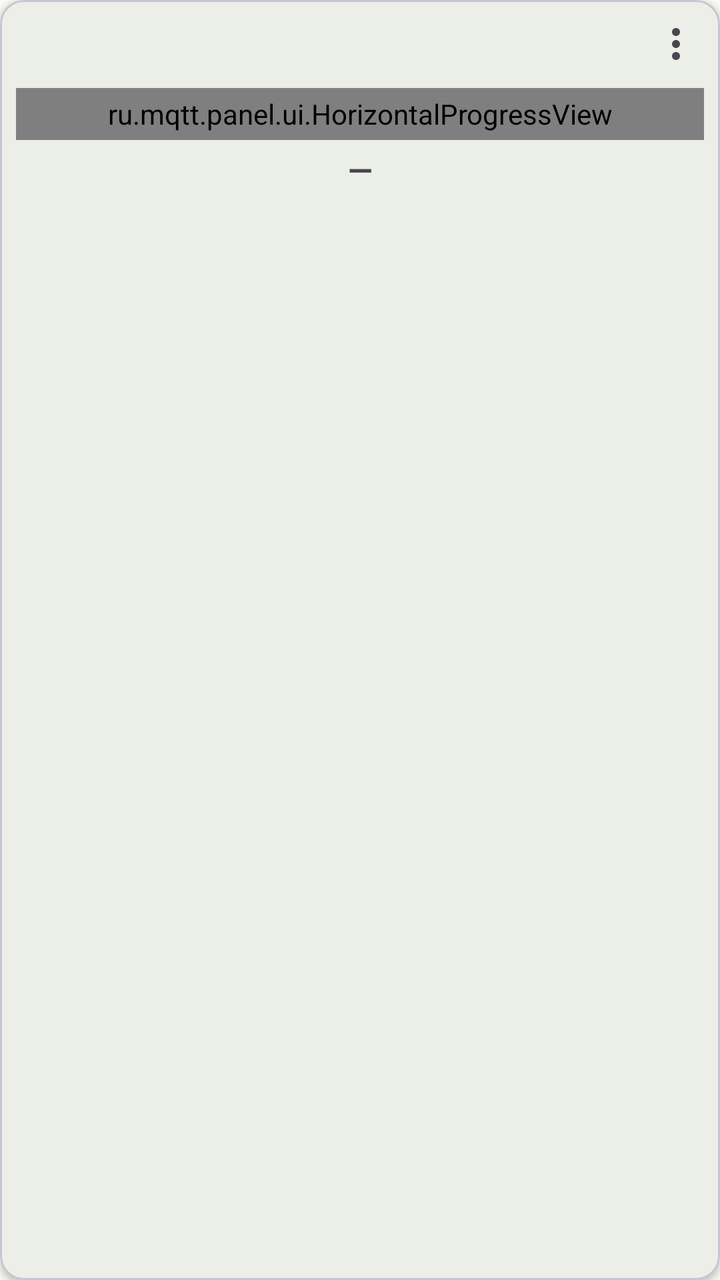
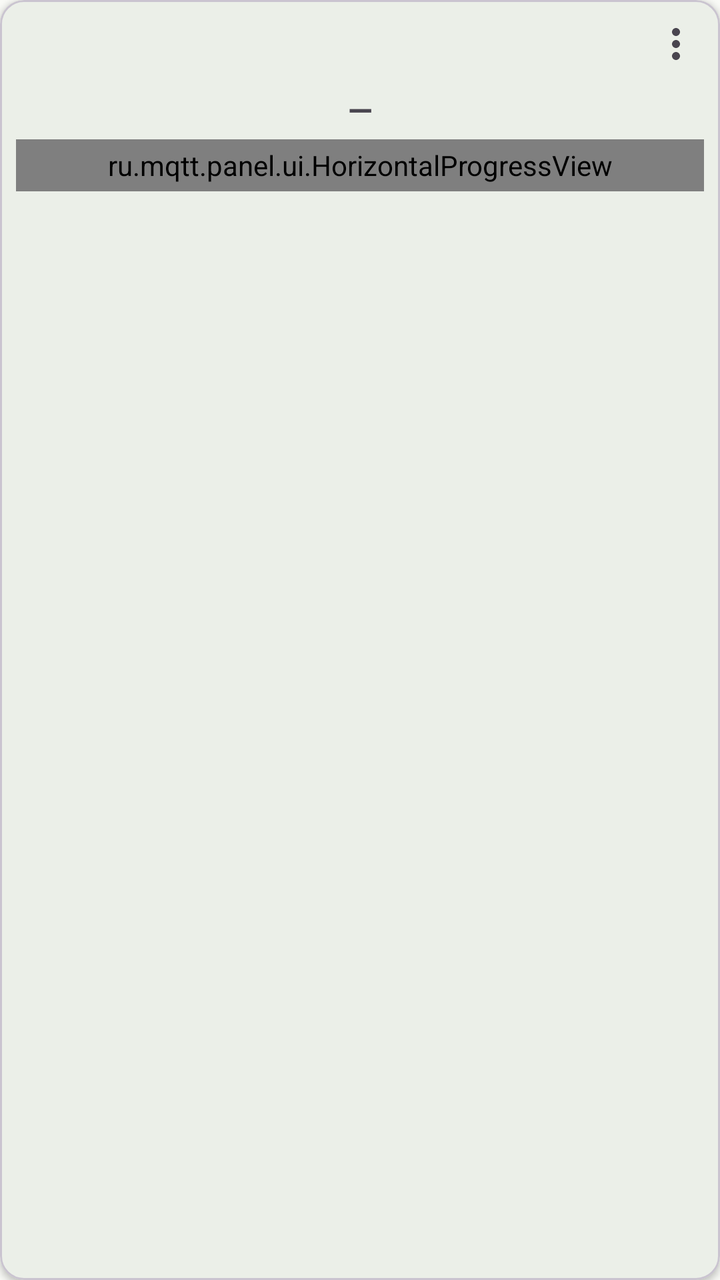

Screens rendered from an Android XML layout before and after an edit, with the pre-edit source and the edit as a unified diff.
<!-- AndroidManifest.xml: application theme Theme.MQTTPanel -->
<!-- res/layout/item_widget_progress_h.xml -->
<?xml version="1.0" encoding="utf-8"?>
<com.google.android.material.card.MaterialCardView xmlns:android="http://schemas.android.com/apk/res/android"
    xmlns:app="http://schemas.android.com/apk/res-auto"
    android:layout_width="match_parent"
    android:layout_height="wrap_content"
    android:layout_margin="4dp"
    app:cardCornerRadius="12dp"
    app:cardElevation="2dp">

    <LinearLayout
        android:layout_width="match_parent"
        android:layout_height="wrap_content"
        android:orientation="vertical"
        android:padding="8dp">

        <FrameLayout
            android:layout_width="match_parent"
            android:layout_height="wrap_content">

            <TextView
                android:id="@+id/tv_name"
                android:layout_width="match_parent"
                android:layout_height="wrap_content"
                android:textSize="11sp"
                android:textColor="?android:attr/textColorSecondary"
                android:maxLines="2"
                android:ellipsize="end" />

            <ImageButton
                android:id="@+id/btn_menu"
                android:layout_width="28dp"
                android:layout_height="28dp"
                android:layout_gravity="end|top"
                android:padding="3dp"
                android:background="?attr/selectableItemBackgroundBorderless"
                android:contentDescription="@string/widget_menu"
                android:src="@drawable/ic_more" />

        </FrameLayout>

        <ru.mqtt.panel.ui.HorizontalProgressView
            android:id="@+id/progress_horizontal"
            android:layout_width="match_parent"
            android:layout_height="26dp"
            android:layout_marginTop="8dp" />

        <TextView
            android:id="@+id/tv_value"
            android:layout_width="match_parent"
            android:layout_height="wrap_content"
            android:layout_marginTop="4dp"
            android:gravity="center"
            android:textSize="16sp"
            android:textStyle="bold"
            app:autoSizeTextType="uniform"
            app:autoSizeMinTextSize="9sp"
            app:autoSizeMaxTextSize="16sp"
            android:text="—" />

        <TextView
            android:id="@+id/tv_topic"
            android:layout_width="match_parent"
            android:layout_height="wrap_content"
            android:layout_marginTop="4dp"
            android:textSize="11sp"
            android:textColor="?android:attr/textColorSecondary"
            android:maxLines="1"
            android:ellipsize="middle" />

        <include layout="@layout/view_card_time" />

    </LinearLayout>

</com.google.android.material.card.MaterialCardView>
<!-- res/layout/view_card_time.xml (included above) -->
<?xml version="1.0" encoding="utf-8"?>
<TextView xmlns:android="http://schemas.android.com/apk/res/android"
    android:id="@+id/tv_time"
    android:layout_width="match_parent"
    android:layout_height="wrap_content"
    android:layout_marginTop="2dp"
    android:gravity="end"
    android:textSize="9sp"
    android:textColor="?android:attr/textColorSecondary"
    android:maxLines="1"
    android:visibility="gone" />
<!-- resources referenced by this layout -->
<resources>
  <!-- drawable ic_more (drawable) -->
  <?xml version="1.0" encoding="utf-8"?>
  <vector xmlns:android="http://schemas.android.com/apk/res/android"
      android:width="24dp"
      android:height="24dp"
      android:viewportWidth="24"
      android:viewportHeight="24"
      android:tint="?attr/colorControlNormal">
      <path
          android:fillColor="#FF000000"
          android:pathData="M12,8c1.1,0 2,-0.9 2,-2s-0.9,-2 -2,-2 -2,0.9 -2,2 0.9,2 2,2zM12,10c-1.1,0 -2,0.9 -2,2s0.9,2 2,2 2,-0.9 2,-2 -0.9,-2 -2,-2zM12,16c-1.1,0 -2,0.9 -2,2s0.9,2 2,2 2,-0.9 2,-2 -0.9,-2 -2,-2z" />
  </vector>
  <string name="widget_menu">Меню панели</string>
  <style name="Theme.MQTTPanel" parent="Theme.Material3.Light.NoActionBar">
          <item name="colorPrimary">@color/md_theme_primary</item>
          <item name="colorOnPrimary">@color/md_theme_onPrimary</item>
          <item name="colorPrimaryContainer">@color/md_theme_primaryContainer</item>
          <item name="colorSecondary">@color/md_theme_secondary</item>
          <item name="colorOnSecondary">@color/md_theme_onSecondary</item>
          <item name="colorSecondaryContainer">@color/md_theme_secondaryContainer</item>
          <item name="android:colorBackground">@color/md_theme_surface</item>
          <item name="colorSurface">@color/md_theme_surface</item>
          <item name="colorOnSurface">@color/md_theme_onSurface</item>
          <item name="colorError">@color/md_theme_error</item>
          <item name="android:statusBarColor">?attr/colorPrimaryContainer</item>
      </style>
  <color name="md_theme_primary">#386A36</color>
  <color name="md_theme_onPrimary">#FFFFFF</color>
  <color name="md_theme_primaryContainer">#B9F3B2</color>
  <color name="md_theme_secondary">#54634F</color>
  <color name="md_theme_onSecondary">#FFFFFF</color>
  <color name="md_theme_secondaryContainer">#D7E8CF</color>
  <color name="md_theme_surface">#F9FAF6</color>
  <color name="md_theme_onSurface">#191C1A</color>
  <color name="md_theme_error">#BA1A1A</color>
</resources>

<!-- the commit's change to res/layout/item_widget_progress_h.xml (unified diff, before → after) -->
@@ -38,17 +38,11 @@
 
         </FrameLayout>
 
-        <ru.mqtt.panel.ui.HorizontalProgressView
-            android:id="@+id/progress_horizontal"
-            android:layout_width="match_parent"
-            android:layout_height="26dp"
-            android:layout_marginTop="8dp" />
-
         <TextView
             android:id="@+id/tv_value"
             android:layout_width="match_parent"
             android:layout_height="wrap_content"
-            android:layout_marginTop="4dp"
+            android:layout_marginTop="8dp"
             android:gravity="center"
             android:textSize="16sp"
             android:textStyle="bold"
@@ -56,6 +50,12 @@
             app:autoSizeMinTextSize="9sp"
             app:autoSizeMaxTextSize="16sp"
             android:text="—" />
+
+        <ru.mqtt.panel.ui.HorizontalProgressView
+            android:id="@+id/progress_horizontal"
+            android:layout_width="match_parent"
+            android:layout_height="26dp"
+            android:layout_marginTop="4dp" />
 
         <TextView
             android:id="@+id/tv_topic"
